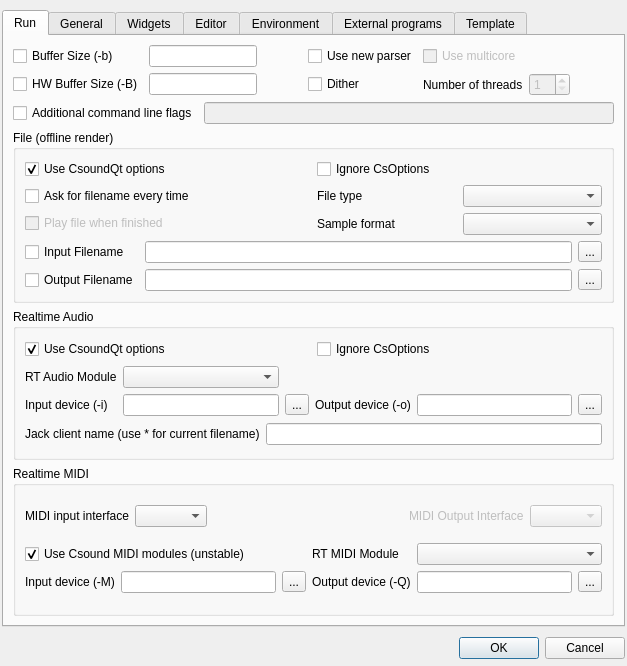
First picture: the form in src/configdialog.ui, repository CsoundQt/CsoundQt, before the edit.
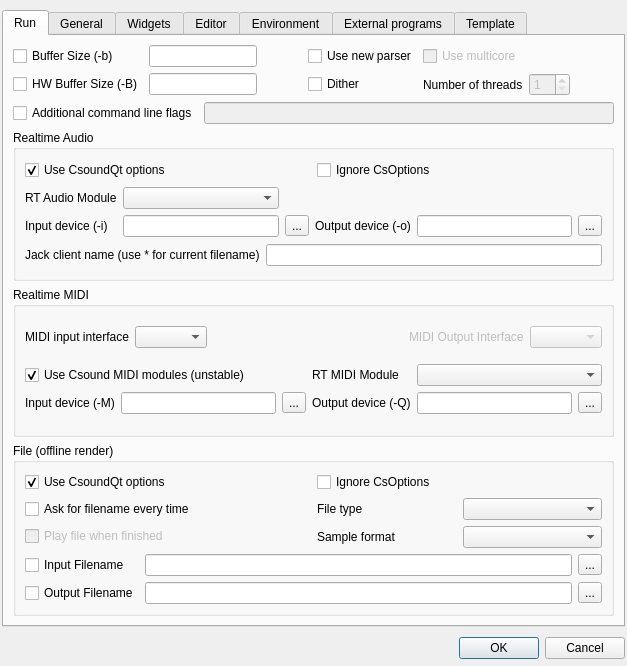
Second picture: the form after the edit.

Commit message: Moved file rendering preferences to bottom of config page

```diff
--- a/src/configdialog.ui
+++ b/src/configdialog.ui
@@ -192,118 +192,6 @@
          </item>
         </layout>
        </item>
-       <item>
-        <widget class="QGroupBox" name="groupBox">
-         <property name="title">
-          <string>File (offline render)</string>
-         </property>
-         <property name="alignment">
-          <set>Qt::AlignLeading</set>
-         </property>
-         <layout class="QGridLayout" name="gridLayout_15">
-          <item row="1" column="0">
-           <layout class="QVBoxLayout" name="askLayout">
-            <item>
-             <widget class="QCheckBox" name="AskFilenameCheckBox">
-              <property name="text">
-               <string>Ask for filename every time</string>
-              </property>
-             </widget>
-            </item>
-            <item>
-             <widget class="QCheckBox" name="FilePlayFinishedCheckBox">
-              <property name="enabled">
-               <bool>false</bool>
-              </property>
-              <property name="text">
-               <string>Play file when finished</string>
-              </property>
-             </widget>
-            </item>
-           </layout>
-          </item>
-          <item row="1" column="1">
-           <layout class="QGridLayout" name="formatLayout">
-            <item row="0" column="0">
-             <widget class="QLabel" name="label_9">
-              <property name="text">
-               <string>File type</string>
-              </property>
-             </widget>
-            </item>
-            <item row="0" column="1">
-             <widget class="QComboBox" name="FileTypeComboBox"/>
-            </item>
-            <item row="1" column="0">
-             <widget class="QLabel" name="label_10">
-              <property name="text">
-               <string>Sample format</string>
-              </property>
-             </widget>
-            </item>
-            <item row="1" column="1">
-             <widget class="QComboBox" name="FileFormatComboBox"/>
-            </item>
-           </layout>
-          </item>
-          <item row="2" column="0" colspan="2">
-           <layout class="QGridLayout" name="filenamesLayout">
-            <item row="0" column="0">
-             <widget class="QCheckBox" name="InputFilenameCheckBox">
-              <property name="text">
-               <string>Input Filename</string>
-              </property>
-             </widget>
-            </item>
-            <item row="0" column="1">
-             <widget class="QLineEdit" name="InputFilenameLineEdit"/>
-            </item>
-            <item row="0" column="2">
-             <widget class="QToolButton" name="inputFilenameToolButton">
-              <property name="text">
-               <string>...</string>
-              </property>
-             </widget>
-            </item>
-            <item row="1" column="0">
-             <widget class="QCheckBox" name="OutputFilenameCheckBox">
-              <property name="text">
-               <string>Output Filename</string>
-              </property>
-             </widget>
-            </item>
-            <item row="1" column="1">
-             <widget class="QLineEdit" name="OutputFilenameLineEdit"/>
-            </item>
-            <item row="1" column="2">
-             <widget class="QToolButton" name="outputFilenameToolButton">
-              <property name="text">
-               <string>...</string>
-              </property>
-             </widget>
-            </item>
-           </layout>
-          </item>
-          <item row="0" column="0">
-           <widget class="QCheckBox" name="FileUseOptionsCheckBox">
-            <property name="text">
-             <string>Use CsoundQt options</string>
-            </property>
-            <property name="checked">
-             <bool>true</bool>
-            </property>
-           </widget>
-          </item>
-          <item row="0" column="1">
-           <widget class="QCheckBox" name="FileOverrideCheckBox">
-            <property name="text">
-             <string>Ignore CsOptions</string>
-            </property>
-           </widget>
-          </item>
-         </layout>
-        </widget>
-       </item>
        <item>
         <widget class="QGroupBox" name="groupBox_2">
          <property name="title">
@@ -502,6 +390,118 @@
          </layout>
         </widget>
        </item>
+       <item>
+        <widget class="QGroupBox" name="groupBox">
+         <property name="title">
+          <string>File (offline render)</string>
+         </property>
+         <property name="alignment">
+          <set>Qt::AlignLeading</set>
+         </property>
+         <layout class="QGridLayout" name="gridLayout_15">
+          <item row="1" column="0">
+           <layout class="QVBoxLayout" name="askLayout">
+            <item>
+             <widget class="QCheckBox" name="AskFilenameCheckBox">
+              <property name="text">
+               <string>Ask for filename every time</string>
+              </property>
+             </widget>
+            </item>
+            <item>
+             <widget class="QCheckBox" name="FilePlayFinishedCheckBox">
+              <property name="enabled">
+               <bool>false</bool>
+              </property>
+              <property name="text">
+               <string>Play file when finished</string>
+              </property>
+             </widget>
+            </item>
+           </layout>
+          </item>
+          <item row="2" column="0" colspan="2">
+           <layout class="QGridLayout" name="filenamesLayout">
+            <item row="0" column="0">
+             <widget class="QCheckBox" name="InputFilenameCheckBox">
+              <property name="text">
+               <string>Input Filename</string>
+              </property>
+             </widget>
+            </item>
+            <item row="0" column="1">
+             <widget class="QLineEdit" name="InputFilenameLineEdit"/>
+            </item>
+            <item row="0" column="2">
+             <widget class="QToolButton" name="inputFilenameToolButton">
+              <property name="text">
+               <string>...</string>
+              </property>
+             </widget>
+            </item>
+            <item row="1" column="0">
+             <widget class="QCheckBox" name="OutputFilenameCheckBox">
+              <property name="text">
+               <string>Output Filename</string>
+              </property>
+             </widget>
+            </item>
+            <item row="1" column="1">
+             <widget class="QLineEdit" name="OutputFilenameLineEdit"/>
+            </item>
+            <item row="1" column="2">
+             <widget class="QToolButton" name="outputFilenameToolButton">
+              <property name="text">
+               <string>...</string>
+              </property>
+             </widget>
+            </item>
+           </layout>
+          </item>
+          <item row="0" column="0">
+           <widget class="QCheckBox" name="FileUseOptionsCheckBox">
+            <property name="text">
+             <string>Use CsoundQt options</string>
+            </property>
+            <property name="checked">
+             <bool>true</bool>
+            </property>
+           </widget>
+          </item>
+          <item row="0" column="1">
+           <widget class="QCheckBox" name="FileOverrideCheckBox">
+            <property name="text">
+             <string>Ignore CsOptions</string>
+            </property>
+           </widget>
+          </item>
+          <item row="1" column="1">
+           <layout class="QGridLayout" name="formatLayout">
+            <item row="0" column="0">
+             <widget class="QLabel" name="label_9">
+              <property name="text">
+               <string>File type</string>
+              </property>
+             </widget>
+            </item>
+            <item row="0" column="1">
+             <widget class="QComboBox" name="FileTypeComboBox"/>
+            </item>
+            <item row="1" column="0">
+             <widget class="QLabel" name="label_10">
+              <property name="text">
+               <string>Sample format</string>
+              </property>
+             </widget>
+            </item>
+            <item row="1" column="1">
+             <widget class="QComboBox" name="FileFormatComboBox"/>
+            </item>
+           </layout>
+          </item>
+         </layout>
+        </widget>
+       </item>
       </layout>
      </widget>
      <widget class="QWidget" name="tab">
```
